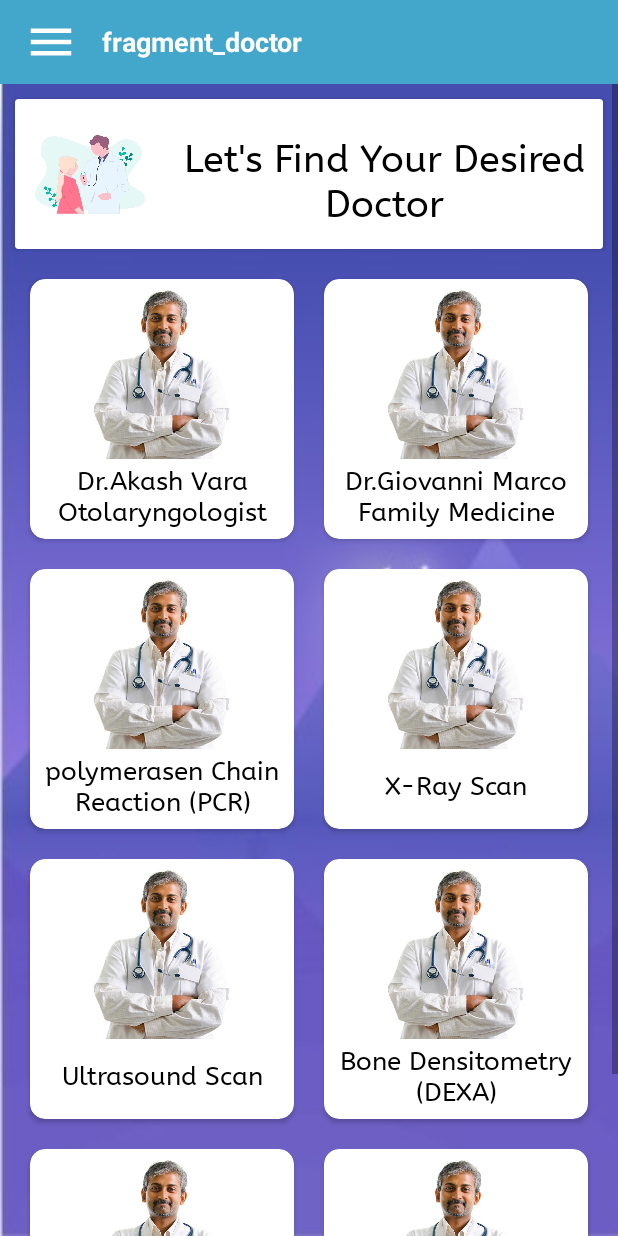
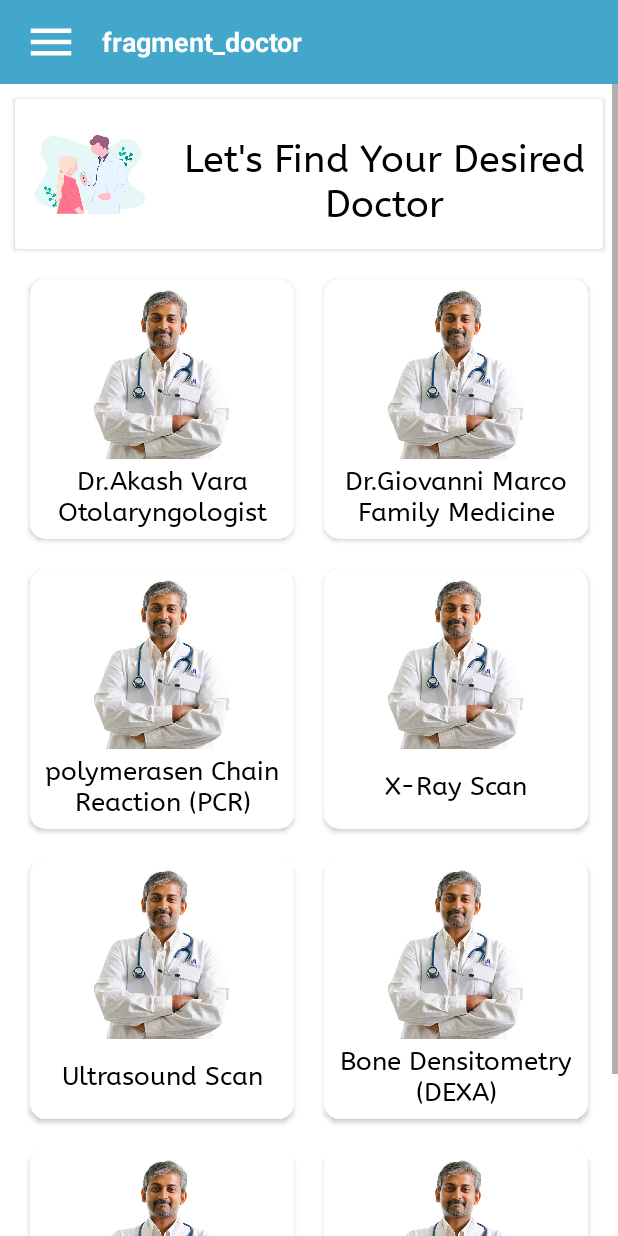
Before and after one commit to Danushan99/Mad_App_Sliit, an Android app: the DoctorFragment screen opened through its navigation route, on a phone screen of 412 x 824 dp. Run offline under Robolectric (Android 15) with nearby library versions, the phone set to English and light mode, and no system bars; our stand-ins replace navigation-ui; libraries missing offline, so code that uses them is left out: com.smarteist.autoimageslider; Roboto replaces fonts that are not available here; 5 statements that could not run were skipped.

Commit message:
bg delete

```diff
--- a/app/src/main/res/layout/fragment_doctor.xml
+++ b/app/src/main/res/layout/fragment_doctor.xml
@@ -5,7 +5,7 @@
     android:layout_height="match_parent"
     xmlns:app="http://schemas.android.com/apk/res-auto"
     tools:context=".DoctorFragment"
-    android:background="@drawable/img123"
+    android:background="@color/white"
 
     tools:ignore="SpeakableTextPresentCheck">
 
```
Also changed, not shown: app/src/main/res/drawable/img123.jpg (deleted).
